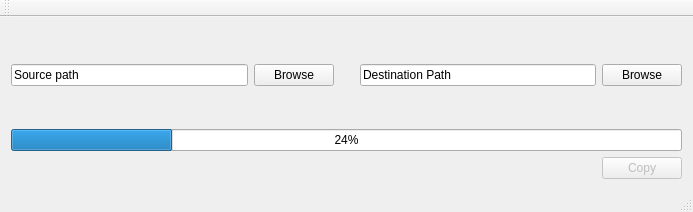
Above: mainwindow.ui from dryajov/filecopier before the change. Below: the same form after it.
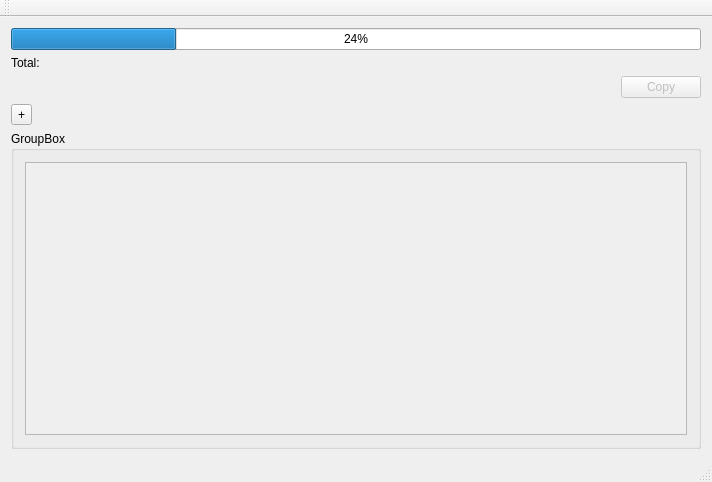
That is the form after the change.

Commit message: Implemented initial copy/pause/resume and restart aborted copy operations

Diff of the .ui file:
```diff
--- a/mainwindow.ui
+++ b/mainwindow.ui
@@ -6,10 +6,16 @@
    <rect>
     <x>0</x>
     <y>0</y>
-    <width>693</width>
-    <height>212</height>
+    <width>712</width>
+    <height>482</height>
    </rect>
   </property>
+  <property name="sizePolicy">
+   <sizepolicy hsizetype="Fixed" vsizetype="Fixed">
+    <horstretch>0</horstretch>
+    <verstretch>0</verstretch>
+   </sizepolicy>
+  </property>
   <property name="windowTitle">
    <string>MainWindow</string>
   </property>
@@ -17,51 +23,6 @@
    <layout class="QVBoxLayout" name="verticalLayout_2">
     <item>
      <layout class="QVBoxLayout" name="mainVerticalLayout">
-      <item>
-       <layout class="QHBoxLayout" name="horizontalLayout">
-        <item>
-         <widget class="QLineEdit" name="txtSource">
-          <property name="text">
-           <string>Source path</string>
-          </property>
-         </widget>
-        </item>
-        <item>
-         <widget class="QPushButton" name="btnSource">
-          <property name="text">
-           <string>Browse</string>
-          </property>
-         </widget>
-        </item>
-        <item>
-         <spacer name="verticalSpacer">
-          <property name="orientation">
-           <enum>Qt::Vertical</enum>
-          </property>
-          <property name="sizeHint" stdset="0">
-           <size>
-            <width>20</width>
-            <height>40</height>
-           </size>
-          </property>
-         </spacer>
-        </item>
-        <item>
-         <widget class="QLineEdit" name="txtDest">
-          <property name="text">
-           <string>Destination Path</string>
-          </property>
-         </widget>
-        </item>
-        <item>
-         <widget class="QPushButton" name="btnDest">
-          <property name="text">
-           <string>Browse</string>
-          </property>
-         </widget>
-        </item>
-       </layout>
-      </item>
       <item>
        <widget class="QProgressBar" name="progressBar">
         <property name="value">
@@ -69,6 +30,13 @@
         </property>
        </widget>
       </item>
+      <item>
+       <widget class="QLabel" name="lblMainStats">
+        <property name="text">
+         <string>Total:</string>
+        </property>
+       </widget>
+      </item>
       <item>
        <widget class="QPushButton" name="btnCopy">
         <property name="enabled">
@@ -91,6 +59,44 @@
         </property>
        </widget>
       </item>
+      <item>
+       <widget class="QToolButton" name="toolButton">
+        <property name="text">
+         <string>+</string>
+        </property>
+       </widget>
+      </item>
+      <item>
+       <widget class="QGroupBox" name="boxCopy">
+        <property name="title">
+         <string>GroupBox</string>
+        </property>
+        <layout class="QVBoxLayout" name="verticalLayout">
+         <item>
+          <widget class="QScrollArea" name="progressScrollAarea">
+           <property name="widgetResizable">
+            <bool>true</bool>
+           </property>
+           <widget class="QWidget" name="scrollAreaWidgetContents_3">
+            <property name="geometry">
+             <rect>
+              <x>0</x>
+              <y>0</y>
+              <width>644</width>
+              <height>246</height>
+             </rect>
+            </property>
+            <layout class="QVBoxLayout" name="verticalLayout_5">
+             <item>
+              <layout class="QVBoxLayout" name="progressLayout"/>
+             </item>
+            </layout>
+           </widget>
+          </widget>
+         </item>
+        </layout>
+       </widget>
+      </item>
      </layout>
     </item>
    </layout>
```
Left out of the diff: 4 changed lines with no effect on the pictures. The commit also changes 17 other files.
